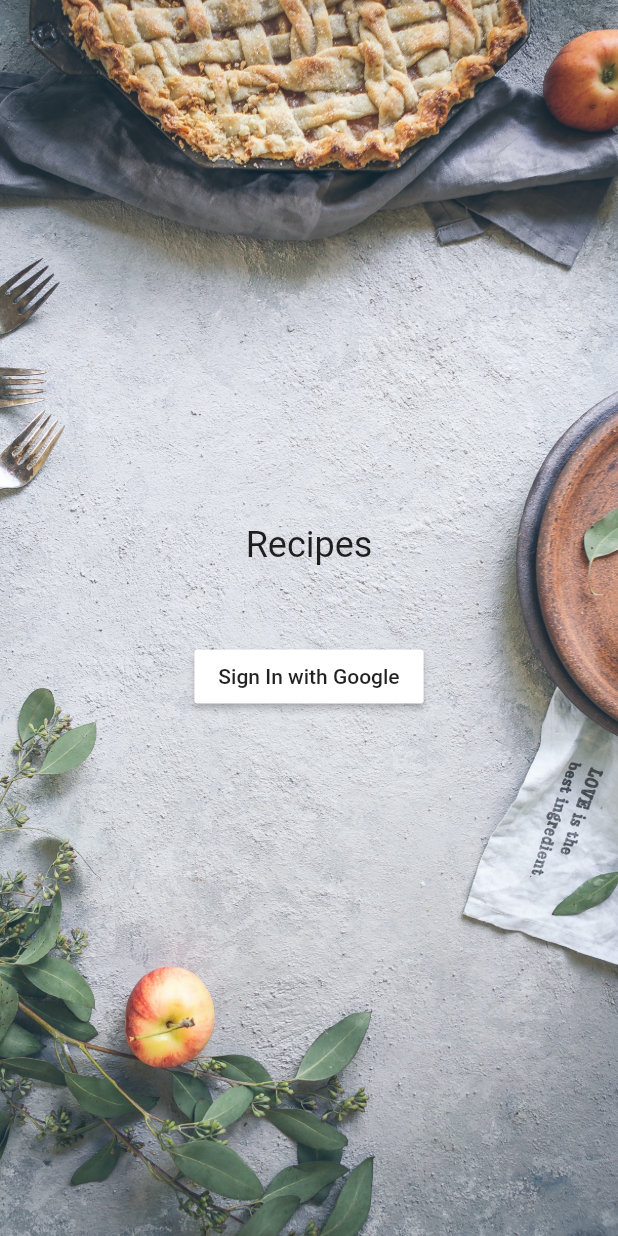
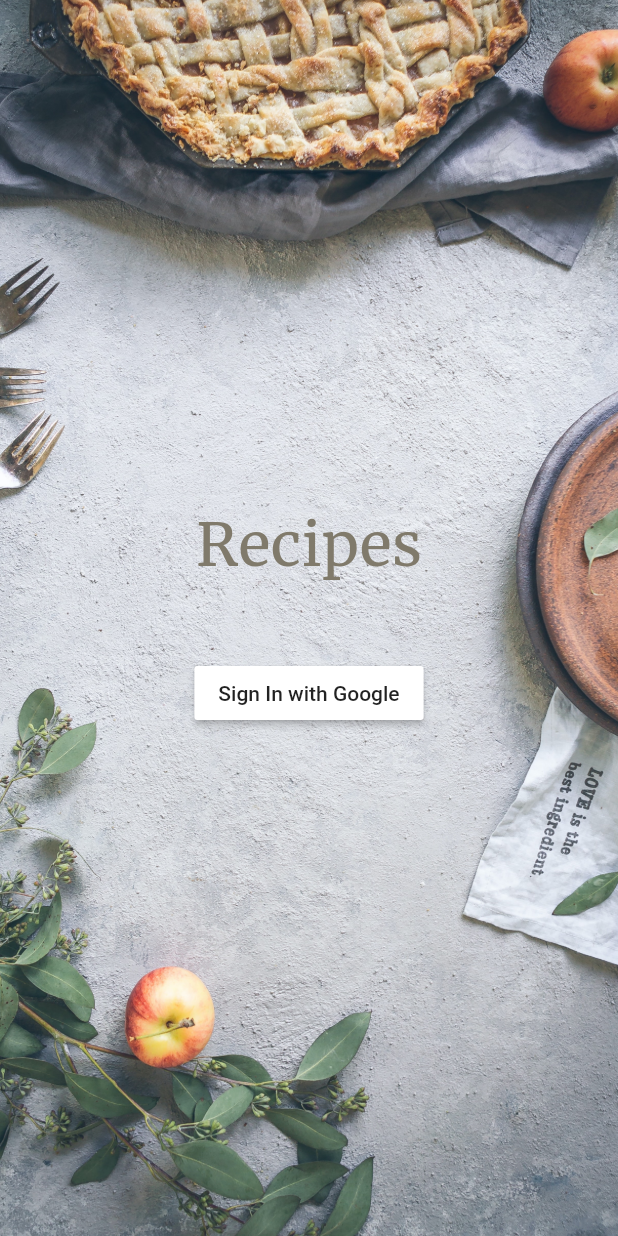
Before and after one commit to Luckey-Elijah/Simple-Recipes-Flutter, a Flutter app: the screen it shows after launch, on a phone screen of 412 x 824 dp. Run offline on Flutter 3.47's test engine with Material 2 defaults, Android fonts, the phone set to English and light mode, and no system bars.

Commit message:
Adding fonts and theming for login

```diff
--- a/lib/app.dart
+++ b/lib/app.dart
@@ -1,5 +1,6 @@
 import 'package:flutter/material.dart';
 import 'screens/login.dart';
+import 'theme.dart';
 
 class RecipesApp extends StatelessWidget {
   // This widget is the root of your application.
@@ -12,6 +13,7 @@ class RecipesApp extends StatelessWidget {
         '/': (context) => LoginScreen(),
         '/login': (context) => LoginScreen(),
       },
+      theme: buildTheme(),
     );
   }
 }
--- a/lib/screens/login.dart
+++ b/lib/screens/login.dart
@@ -1,5 +1,3 @@
-import 'dart:html';
-
 import 'package:flutter/material.dart';
 
 class LoginScreen extends StatelessWidget {
@@ -19,7 +17,7 @@ class LoginScreen extends StatelessWidget {
     Text _buildText() {
       return Text(
         'Recipes',
-        style: Theme.of(context).textTheme.headline,
+        style: Theme.of(context).textTheme.headline1,
         textAlign: TextAlign.center,
       );
     }
```
Also changed, not shown: pubspec.yaml (+4 -4 lines), fonts/Merriweather-Regular.ttf (added), 2 other files.
